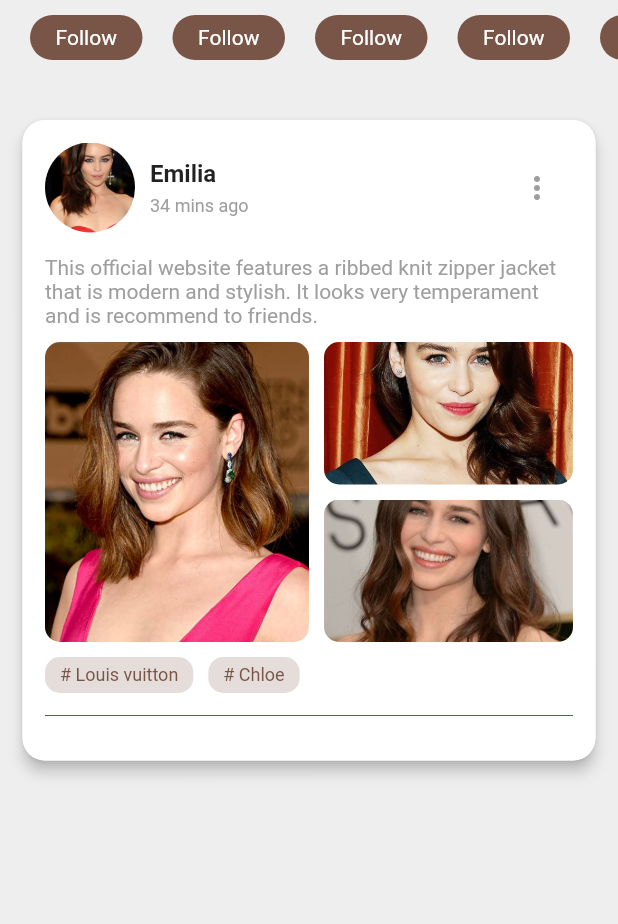
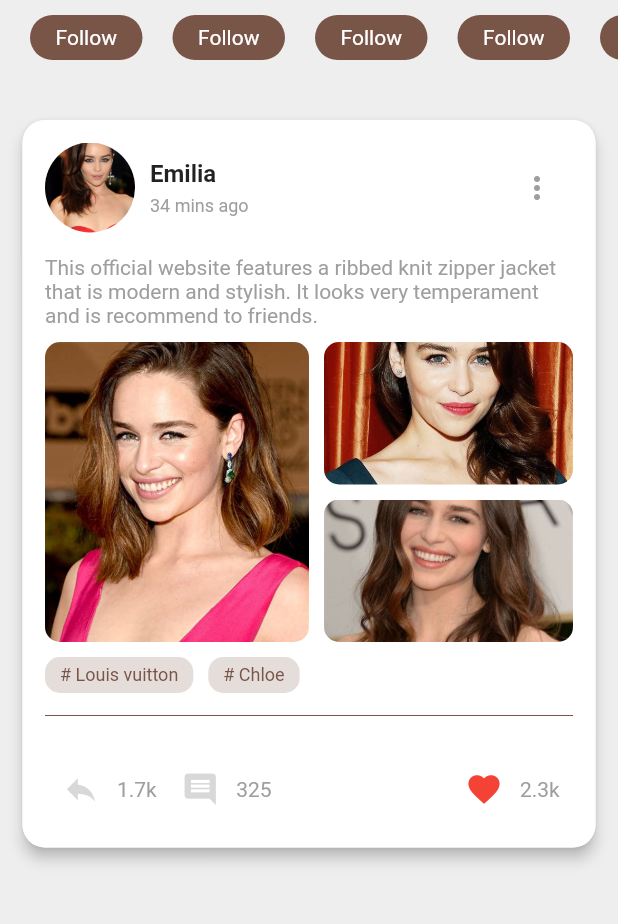
Before and after one commit to AkashRajpurohit/Flutter-Fashion-App-UI, a Flutter app: the screen it shows after launch, on a phone screen of 412 x 824 dp, the part 234-1158 px from its top. Run offline on Flutter 3.47's test engine with Material 2 defaults, Android fonts, the phone set to English and light mode, and no system bars.

Commit message:
:art: card footer action buttons

```diff
--- a/lib/screens/home.dart
+++ b/lib/screens/home.dart
@@ -223,6 +223,57 @@ class _HomeState extends State<Home> {
                     Divider(
                       color: Colors.brown,
                       height: 30.0,
+                    ),
+                    SizedBox(height: 10.0),
+                    // Action Buttons
+                    Row(
+                      children: <Widget>[
+                        IconButton(
+                          icon: Icon(Icons.reply),
+                          color: Colors.grey.withOpacity(0.4),
+                          iconSize: 25.0,
+                          onPressed: () {},
+                        ),
+                        Text(
+                          "1.7k",
+                          style: TextStyle(
+                            color: Colors.grey
+                          ),
+                        ),
+                        SizedBox(width: 5.0),
+                        IconButton(
+                          icon: Icon(Icons.comment),
+                          color: Colors.grey.withOpacity(0.4),
+                          iconSize: 25.0,
+                          onPressed: () {},
+                        ),
+                        Text(
+                          "325",
+                          style: TextStyle(
+                            color: Colors.grey
+                          ),
+                        ),
+                        Container(
+                          width: MediaQuery.of(context).size.width - 220,
+                          child: Row(
+                            mainAxisAlignment: MainAxisAlignment.end,
+                            children: <Widget>[
+                              IconButton(
+                                icon: Icon(Icons.favorite),
+                                color: Colors.red,
+                                iconSize: 25.0,
+                                onPressed: () {},
+                              ),
+                              Text(
+                                "2.3k",
+                                style: TextStyle(
+                                  color: Colors.grey
+                                ),
+                              ),
+                            ],
+                          ),
+                        )
+                      ],
                     )
                   ],
                 ),
```
